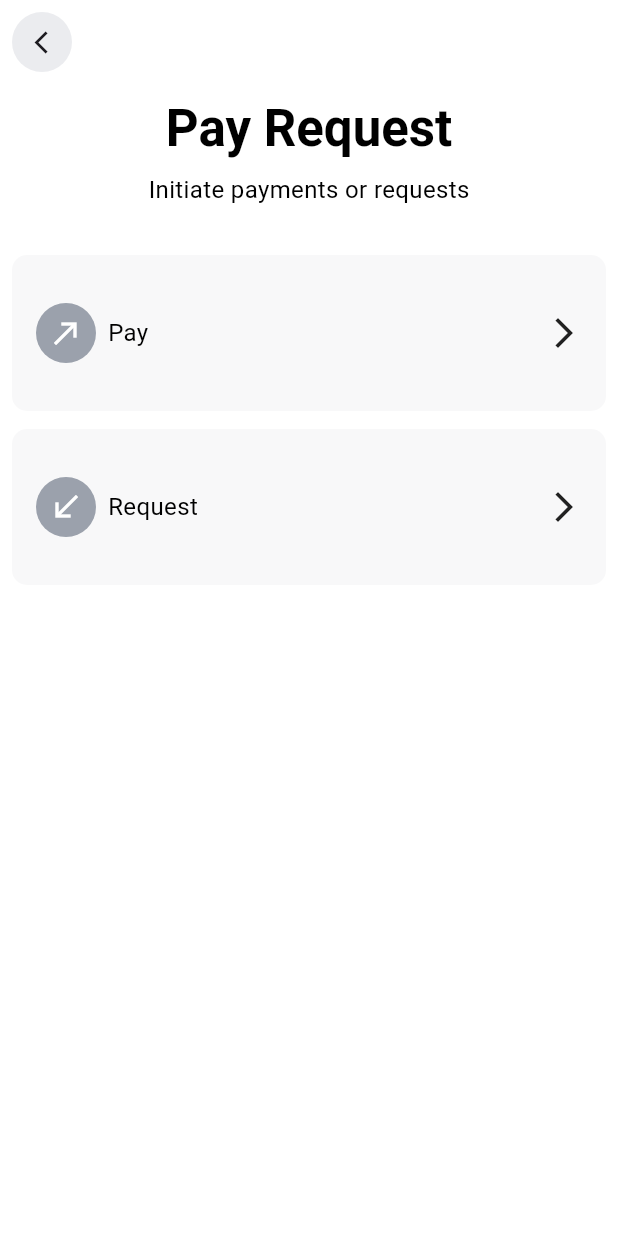
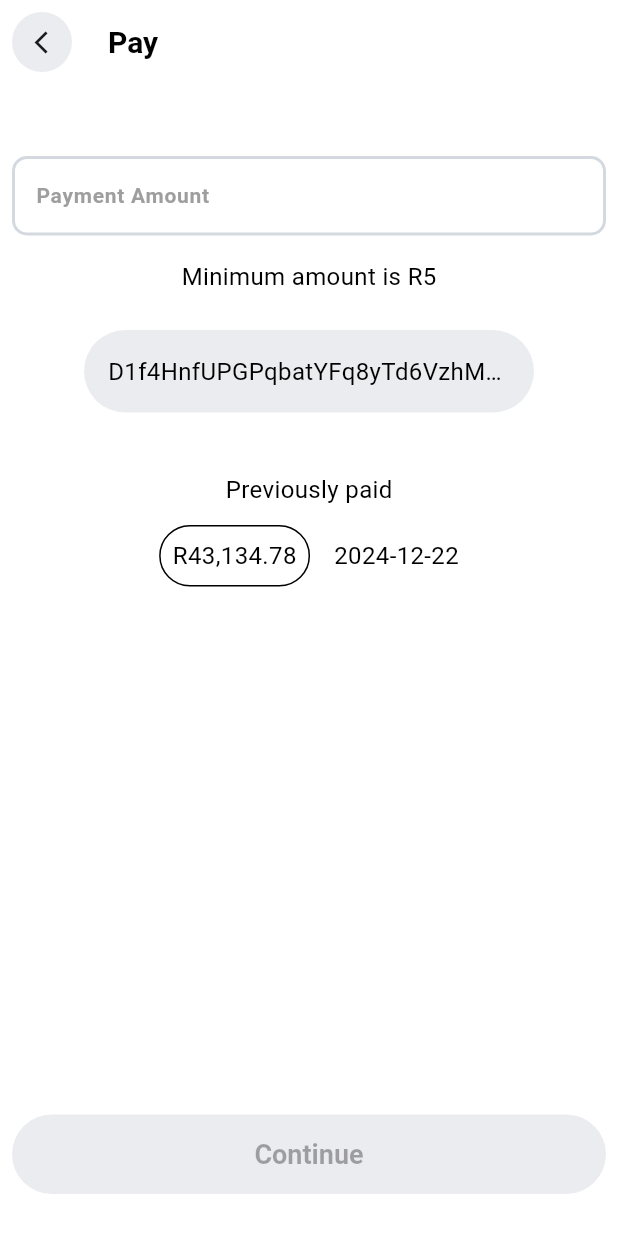
Before and after one commit to ZARPLY/zarply-ce, a Flutter app: the PayRequest screen opened by its route, after a tap on "Request", on a phone screen of 412 x 824 dp. Shown: the top 1233 px of the screen. Run offline on Flutter 3.47's test engine with Material 3 defaults, Android fonts, the phone set to English and light mode, and no system bars; our stand-ins replace flutter_dotenv, flutter_secure_storage, go_router, qr_flutter, share_plus; missing offline and left inert: solana; accounts and stored records are empty.

Commit message:
chore: request to pay flow

```diff
--- a/lib/pages/pay/pay_request.dart
+++ b/lib/pages/pay/pay_request.dart
@@ -87,7 +87,7 @@ class PayRequest extends StatelessWidget {
             const SizedBox(height: 12),
             InkWell(
               onTap: () {
-                // Handle request button tap
+                context.go('/request-amount');
               },
               child: Container(
                 padding:
--- /dev/null
+++ b/lib/pages/request/request_amount_screen.dart
@@ -0,0 +1,156 @@
+import 'package:flutter/material.dart';
+import 'package:go_router/go_router.dart';
+
+import '../../widgets/request/request_review_content.dart';
+
+class RequestAmountScreen extends StatefulWidget {
+  const RequestAmountScreen({super.key});
+
+  @override
+  State<RequestAmountScreen> createState() => _RequestAmountScreenState();
+}
+
+class _RequestAmountScreenState extends State<RequestAmountScreen> {
+  final TextEditingController _paymentAmountController =
+      TextEditingController();
+  bool _isFormValid = false;
+
+  @override
+  void initState() {
+    super.initState();
+    _paymentAmountController.addListener(_updateFormValidity);
+  }
+
+  @override
+  void dispose() {
+    _paymentAmountController.dispose();
+    super.dispose();
+  }
+
+  void _updateFormValidity() {
+    setState(() {
+      _isFormValid = _paymentAmountController.text.isNotEmpty;
+    });
+  }
+
+  void _showPaymentReviewModal() {
+    showModalBottomSheet(
+      context: context,
+      isScrollControlled: true,
+      builder: (BuildContext context) {
+        return Container(
+          height: MediaQuery.of(context).size.height * 0.90,
+          decoration: const BoxDecoration(
+            color: Colors.white,
+            borderRadius: BorderRadius.vertical(top: Radius.circular(20)),
+          ),
+          child: RequestReviewContent(
+            amount: _paymentAmountController.text,
+            onCancel: () => Navigator.pop(context),
+          ),
+        );
+      },
+    );
+  }
+
+  @override
+  Widget build(BuildContext context) {
+    return Scaffold(
+      appBar: AppBar(
+        leading: Padding(
+          padding: const EdgeInsets.only(left: 8, top: 8, bottom: 8, right: 8),
+          child: InkWell(
+            onTap: () => context.go('/pay-request'),
+            child: DecoratedBox(
+              decoration: BoxDecoration(
+                color: const Color(0xFFEBECEF),
+                borderRadius: BorderRadius.circular(80),
+              ),
+              child: const Padding(
+                padding: EdgeInsets.only(left: 8),
+                child: Icon(
+                  Icons.arrow_back_ios,
+                  size: 18,
+                ),
+              ),
+            ),
+          ),
+        ),
+        title: const Text('Pay'),
+      ),
+      body: Padding(
+        padding: const EdgeInsets.all(8),
+        child: Column(
+          crossAxisAlignment: CrossAxisAlignment.stretch,
+          children: <Widget>[
+            const SizedBox(height: 40),
+            TextField(
+              controller: _paymentAmountController,
+              style: const TextStyle(
+                fontSize: 14,
+              ),
+              decoration: const InputDecoration(
+                labelText: 'Payment Amount',
+              ),
+            ),
+            const SizedBox(height: 16),
+            Column(
+              crossAxisAlignment: CrossAxisAlignment.center,
+              children: <Widget>[
+                const Text('Minimum amount is R5'),
+                const SizedBox(height: 24),
+                Container(
+                  constraints:
+                      const BoxConstraints(minWidth: 200, maxWidth: 300),
+                  padding: const EdgeInsets.all(16),
+                  decoration: BoxDecoration(
+                    color: const Color(0xFFEBECEF),
+                    borderRadius: BorderRadius.circular(40),
+                  ),
+                  child: const Text(
+                    'D1f4HnfUPGPqbatYFq8yTd6VzhMuqesTCHRPxUUk9ttC',
+                    overflow: TextOverflow.ellipsis,
+                  ),
+                ),
+                const SizedBox(
+                  height: 40,
+                ),
+                const Text('Previously paid'),
+                const SizedBox(
+                  height: 12,
+                ),
+                Row(
+                  mainAxisAlignment: MainAxisAlignment.center,
+                  children: <Widget>[
+                    Container(
+                      padding: const EdgeInsets.all(8),
+                      decoration: BoxDecoration(
+                        border: Border.all(),
+                        borderRadius: BorderRadius.circular(40),
+                      ),
+                      child: const Text('R43,134.78'),
+                    ),
+                    const SizedBox(width: 16),
+                    const Text('2024-12-22'),
+                  ],
+                ),
+              ],
+            ),
+            const Spacer(),
+            ElevatedButton(
+              onPressed: _isFormValid ? _showPaymentReviewModal : null,
+              style: ElevatedButton.styleFrom(
+                textStyle: const TextStyle(
+                  fontSize: 18,
+                  fontWeight: FontWeight.w600,
+                ),
+              ),
+              child: const Text('Continue'),
+            ),
+            const SizedBox(height: 20),
+          ],
+        ),
+      ),
+    );
+  }
+}
--- a/lib/router/app_router.dart
+++ b/lib/router/app_router.dart
@@ -8,6 +8,7 @@ import '../pages/onboarding/welcome_screen.dart';
 import '../pages/pay/pay_request.dart';
 import '../pages/pay/payment_amount.dart';
 import '../pages/pay/payment_details.dart';
+import '../pages/request/request_amount_screen.dart';
 import '../pages/splash_screen.dart';
 import '../pages/wallet/wallet.dart';
 import '../provider/wallet_provider.dart';
@@ -69,6 +70,11 @@ GoRouter createRouter(WalletProvider walletProvider) {
             builder: (BuildContext context, GoRouterState state) =>
                 const PaymentAmountScreen(),
           ),
+          GoRoute(
+            path: '/request-amount',
+            builder: (BuildContext context, GoRouterState state) =>
+                const RequestAmountScreen(),
+          ),
         ],
       ),
     ],
--- a/pubspec.yaml
+++ b/pubspec.yaml
@@ -17,6 +17,8 @@ dependencies:
   go_router: ^14.6.1
   intl: ^0.20.1
   provider: ^6.1.2
+  qr_flutter: ^4.1.0
+  share_plus: ^7.2.1
   solana: ^0.31.0
 
 dev_dependencies:
@@ -36,6 +38,7 @@ flutter:
     - images/solana.png
     - images/zarply_logo.png
     - images/zarply_splash.png
+    - images/qr_code_zarply_logo.png
     - .env
 
   # TODO: ask a designer to provide fonts for our project and specify them here
```
Also changed, not shown: lib/widgets/request/request_completed.dart (added, +65 -0 lines), lib/widgets/request/request_qrcode.dart (added, +114 -0 lines), lib/widgets/request/request_review_content.dart (added, +108 -0 lines), images/qr_code_zarply_logo.png (added), pubspec.lock, 1 other file.
